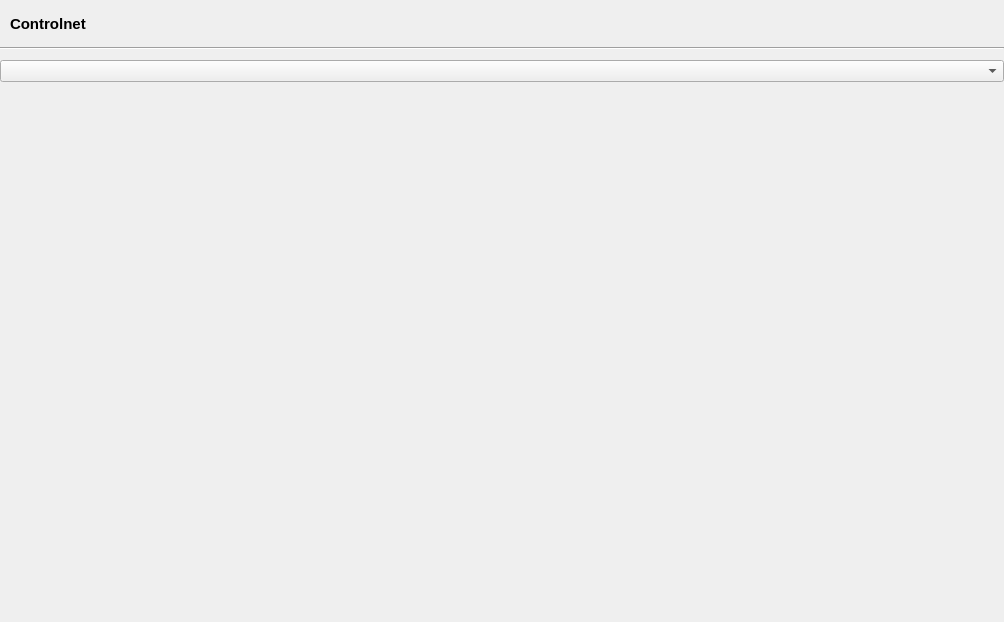
Old version of the form src/airunner/widgets/controlnet/templates/controlnet_settings_widget.ui in the repository Capsize-Games/airunner.
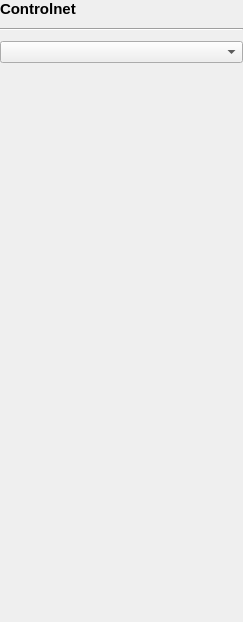
New version of the form. Custom widgets are drawn as their Qt base class.

Diff of the .ui file:
```diff
--- a/src/airunner/widgets/controlnet/templates/controlnet_settings_widget.ui
+++ b/src/airunner/widgets/controlnet/templates/controlnet_settings_widget.ui
@@ -6,7 +6,7 @@
    <rect>
     <x>0</x>
     <y>0</y>
-    <width>1004</width>
+    <width>243</width>
     <height>622</height>
    </rect>
   </property>
@@ -35,7 +35,7 @@
    <item row="0" column="0">
     <widget class="QWidget" name="widget_2" native="true">
      <property name="sizePolicy">
-      <sizepolicy hsizetype="Preferred" vsizetype="Minimum">
+      <sizepolicy hsizetype="Preferred" vsizetype="Preferred">
        <horstretch>0</horstretch>
        <verstretch>0</verstretch>
       </sizepolicy>
@@ -43,15 +43,15 @@
      <property name="minimumSize">
       <size>
        <width>0</width>
-       <height>37</height>
+       <height>0</height>
       </size>
      </property>
      <layout class="QGridLayout" name="gridLayout_3">
       <property name="leftMargin">
-       <number>10</number>
+       <number>0</number>
       </property>
       <property name="topMargin">
-       <number>10</number>
+       <number>0</number>
       </property>
       <property name="rightMargin">
        <number>10</number>
```
Left out of the diff: 2 changed lines with no effect on the pictures.
